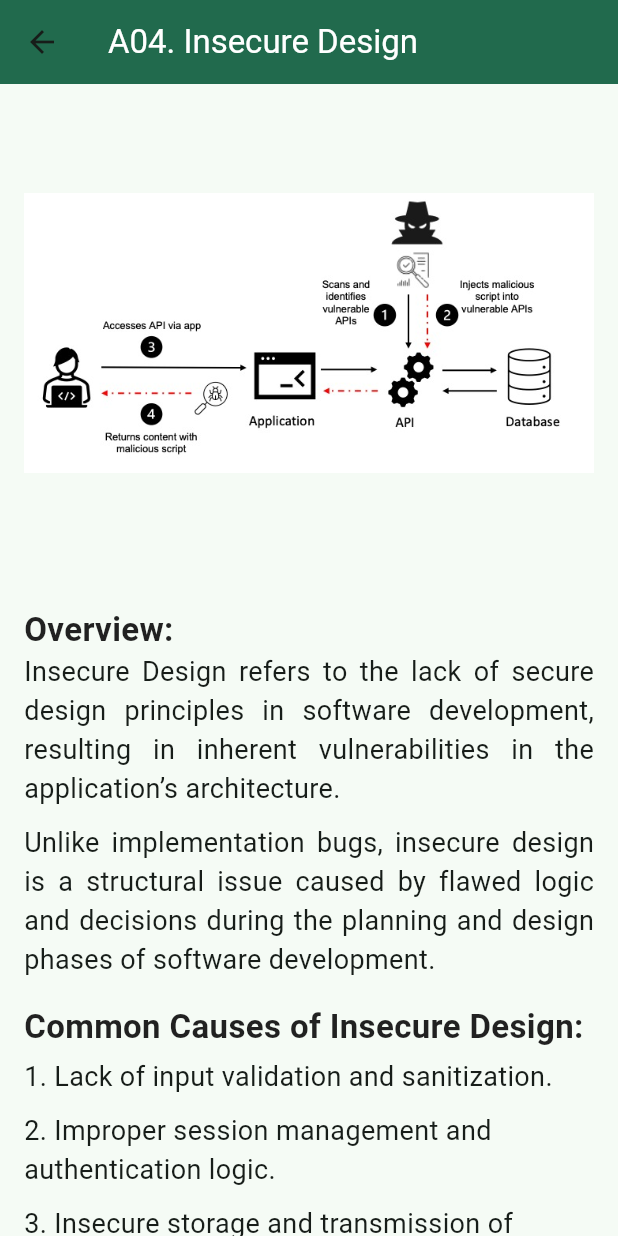
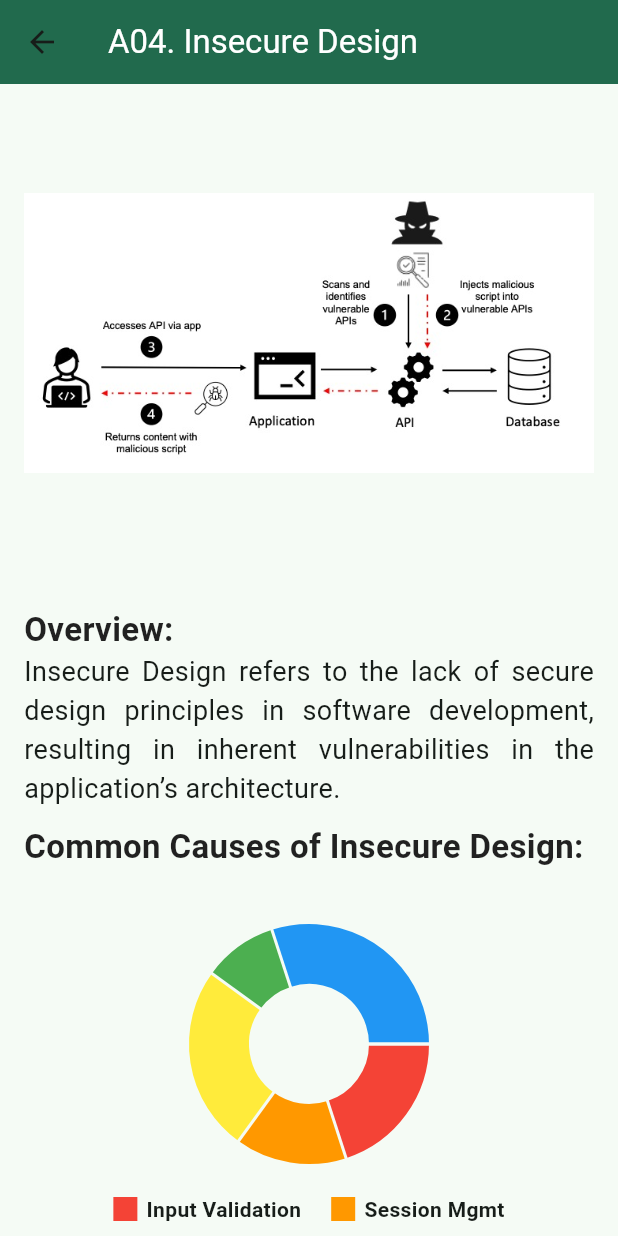
Before and after one commit to Vedika-04/OWASP-Insight, a Flutter app: the Module4Screen screen opened directly, on a phone screen of 412 x 824 dp. Run offline on Flutter 3.47's test engine with Material 3 defaults, Android fonts, the phone set to English and light mode, and no system bars; drawn by our look-alikes of fl_chart; our stand-ins replace firebase_auth, firebase_core; accounts and stored records are empty; Roboto replaces fonts that are missing (Montserrat).

Commit message:
Chart for 4

```diff
--- a/lib/screens/module4.dart
+++ b/lib/screens/module4.dart
@@ -1,5 +1,5 @@
 import 'package:flutter/material.dart';
-import 'package:flutter/services.dart';  // To access Clipboard
+import 'package:fl_chart/fl_chart.dart';
 
 class Module4Screen extends StatelessWidget {
   const Module4Screen({super.key});
@@ -33,20 +33,10 @@ class Module4Screen extends StatelessWidget {
                     textAlign: TextAlign.justify,
                   ),
                   const SizedBox(height: 10),
-                  Text(
-                    'Unlike implementation bugs, insecure design is a structural issue caused by flawed logic and decisions during the planning and design phases of software development.',
-                    style: bodyTextStyle(),
-                    textAlign: TextAlign.justify,
-                  ),
+                  sectionTitle('Common Causes of Insecure Design:'),
+                  // Add Pie Chart Here
                   const SizedBox(height: 16),
-                  sectionTitle('Common Causes of Insecure Design:'),
-                  sectionBulletPoints([
-                    '1. Lack of input validation and sanitization.',
-                    '2. Improper session management and authentication logic.',
-                    '3. Insecure storage and transmission of sensitive data.',
-                    '4. Absence of threat modeling during design.',
-                    '5. No separation of duties or least privilege enforcement.',
-                  ]),
+                  interactivePieChart(),
                   const SizedBox(height: 16),
                   sectionTitle('Real-World Example: Heartbleed'),
                   Text(
@@ -65,11 +55,11 @@ class Module4Screen extends StatelessWidget {
                   ]),
                   const SizedBox(height: 16),
                   sectionTitle('Interactive Labs and Resources:'),
-                  simpleResourceLink('TryHackMe - Insecure Design Labs', context),
-                  simpleResourceLink('PortSwigger Labs - Insecure Design', context),
+                  simpleResourceLink('TryHackMe - Insecure Design Labs'),
+                  simpleResourceLink('PortSwigger Labs - Insecure Design'),
                   const SizedBox(height: 16),
                   sectionTitle('Watch & Learn:'),
-                  simpleResourceLink('Watch: Insecure Design Explained (YouTube)', context),
+                  simpleResourceLink('Watch: Insecure Design Explained (YouTube)'),
                 ],
               ),
             ),
@@ -117,11 +107,9 @@ class Module4Screen extends StatelessWidget {
     );
   }
 
-  Widget simpleResourceLink(String title, BuildContext context) {
+  Widget simpleResourceLink(String title) {
     return Padding(
       padding: const EdgeInsets.symmetric(vertical: 8.0),
-      child: GestureDetector(
-        onTap: () => _showCopyDialog(context, title),
       child: Row(
         children: [
           const Icon(Icons.link, color: Colors.blue),
@@ -140,45 +128,117 @@ class Module4Screen extends StatelessWidget {
           ),
         ],
       ),
-      ),
     );
   }
 
-  // Dialog to show URL and allow copying
-  void _showCopyDialog(BuildContext context, String title) {
-    String url = '';
-    if (title.contains('YouTube')) {
-      url = 'https://youtu.be/6AlEzBCsVso'; // YouTube video URL
-    } else if (title.contains('TryHackMe')) {
-      url = 'https://tryhackme.com'; // Example URL
-    } else if (title.contains('PortSwigger')) {
-      url = 'https://portswigger.net'; // Example URL
-    }
-
-    showDialog(
-      context: context,
-      builder: (BuildContext context) {
-        return AlertDialog(
-          title: const Text('Copy and Paste URL in Browser'),
-          content: Column(
-            mainAxisSize: MainAxisSize.min,
+  // Create the Interactive Pie Chart Widget
+  Widget interactivePieChart() {
+    return Column(
       children: [
-              Text(url),
-              const SizedBox(height: 10),
-              ElevatedButton(
-                onPressed: () {
-                  Clipboard.setData(ClipboardData(text: url));
-                  Navigator.of(context).pop();
-                  ScaffoldMessenger.of(context).showSnackBar(
-                    const SnackBar(content: Text('URL copied to clipboard!')),
-                  );
-                },
-                child: const Text('Copy URL'),
+        SizedBox(
+          height: 200,
+          child: PieChart(
+            PieChartData(
+              sectionsSpace: 2, // Space between each section
+              centerSpaceRadius: 40, // Space in the center of the pie chart
+              sections: [
+                PieChartSectionData(
+                  color: Colors.red,
+                  value: 20,
+                  title: '', // No title in the section, percentage only inside
+                  radius: 40,
+                  titleStyle: TextStyle(
+                    fontSize: 14,
+                    fontWeight: FontWeight.bold, // Make labels bold
+                    color: Colors.white,
+                  ),
+                ),
+                PieChartSectionData(
+                  color: Colors.orange,
+                  value: 15,
+                  title: '',
+                  radius: 40,
+                  titleStyle: TextStyle(
+                    fontSize: 14,
+                    fontWeight: FontWeight.bold,
+                    color: Colors.white,
+                  ),
+                ),
+                PieChartSectionData(
+                  color: Colors.yellow,
+                  value: 25,
+                  title: '',
+                  radius: 40,
+                  titleStyle: TextStyle(
+                    fontSize: 14,
+                    fontWeight: FontWeight.bold,
+                    color: Colors.white,
+                  ),
+                ),
+                PieChartSectionData(
+                  color: Colors.green,
+                  value: 10,
+                  title: '',
+                  radius: 40,
+                  titleStyle: TextStyle(
+                    fontSize: 14,
+                    fontWeight: FontWeight.bold,
+                    color: Colors.white,
+                  ),
+                ),
+                PieChartSectionData(
+                  color: Colors.blue,
+                  value: 30,
+                  title: '',
+                  radius: 40,
+                  titleStyle: TextStyle(
+                    fontSize: 14,
+                    fontWeight: FontWeight.bold,
+                    color: Colors.white,
+                  ),
                 ),
               ],
             ),
+          ),
+        ),
+        // Legend section below the chart
+        Center(
+          child: Wrap(
+            alignment: WrapAlignment.center,
+            spacing: 20, // space between items horizontally
+            runSpacing: 10, // space between rows
+            children: [
+              legendItem('Input Validation', Colors.red),
+              legendItem('Session Mgmt', Colors.orange),
+              legendItem('Insecure Storage', Colors.yellow),
+              legendItem('Threat Modeling', Colors.green),
+              legendItem('Separation of Duties', Colors.blue),
+            ],
+          ),
+        )
+      ],
     );
-      },
+  }
+
+// Helper method for displaying legend
+  Widget legendItem(String label, Color color) {
+    return Row(
+      mainAxisSize: MainAxisSize.min,
+      children: [
+        Container(
+          width: 16,
+          height: 16,
+          color: color,
+        ),
+        const SizedBox(width: 6),
+        Text(
+          label,
+          style: const TextStyle(
+            fontSize: 14,
+            fontWeight: FontWeight.bold,
+          ),
+        ),
+      ],
     );
   }
 }
--- a/pubspec.yaml
+++ b/pubspec.yaml
@@ -37,6 +37,7 @@ dependencies:
   cupertino_icons: ^1.0.8
   firebase_core: ^3.8.1
   firebase_auth: ^5.3.4
+  fl_chart: ^0.71.0
 #  url_launcher_web: ^2.0.0
 
 
```
Also changed, not shown: pubspec.lock. Lines whose indentation alone changed are shown as unchanged.
